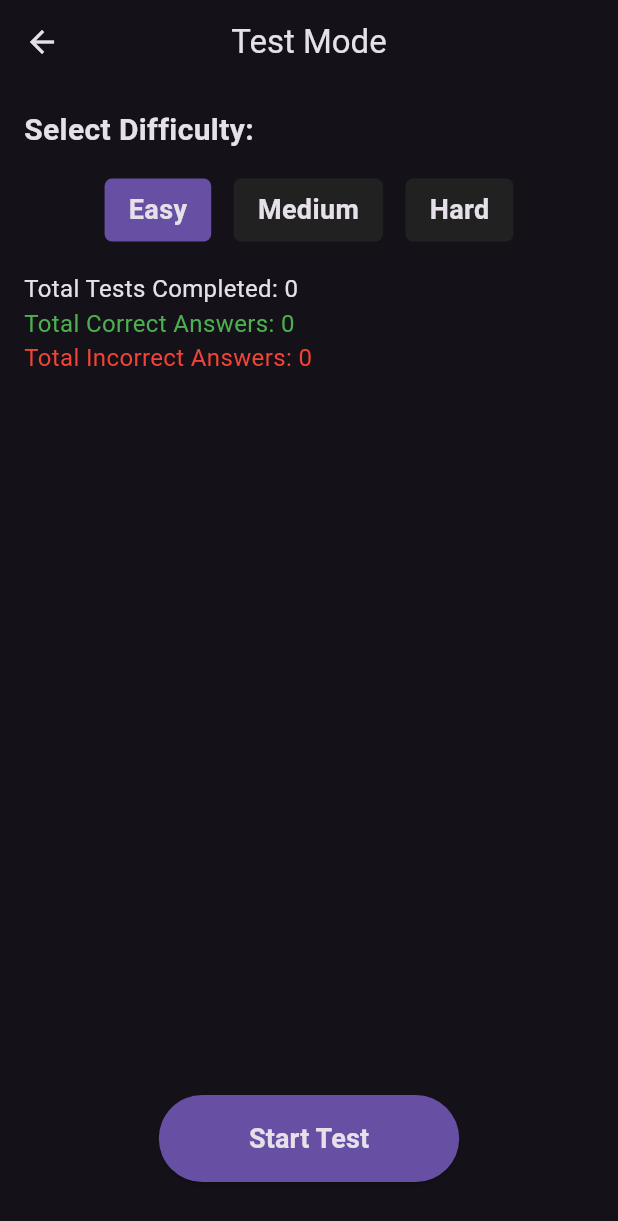
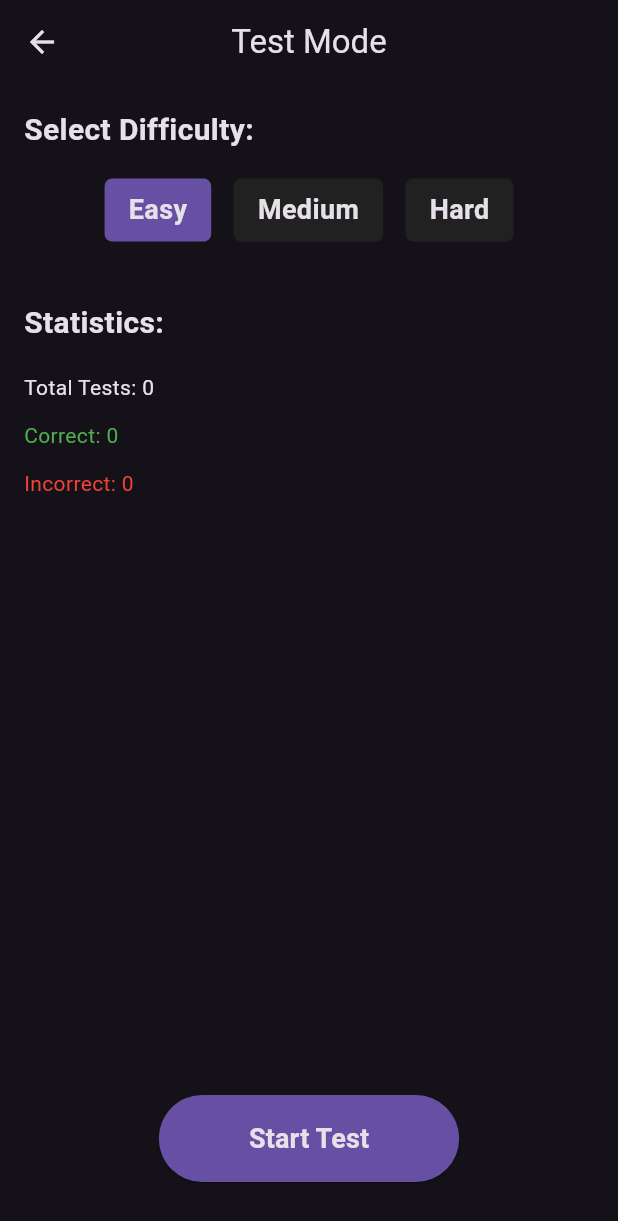
Before and after one commit to Ali1raz/MobileApp-development-, a Flutter app: the screen it shows after launch, after a tap on "Start Test", on a phone screen of 412 x 824 dp. Shown: the top 1221 px of the screen. Run offline on Flutter 3.47's test engine with Material 3 defaults, Android fonts, the phone set to English and light mode, and no system bars; our stand-ins replace flutter_riverpod, shared_preferences, sqflite; missing offline and left inert: sqlite3; accounts and stored records are empty.

Commit message:
update stats

```diff
--- a/mid_proj/lib/db/db_helper.dart
+++ b/mid_proj/lib/db/db_helper.dart
@@ -30,8 +30,7 @@ class DatabaseHelper {
                 correct integer,
                 wrong integer,
                 timestamp integer
-            )''',
-        );
+            )''');
       },
       version: 1,
     );
@@ -46,25 +45,22 @@ class DatabaseHelper {
     });
   }
 
-  Future<int> getTotalCorrect() async {
+  Future<Map<String, int>> getTotalStats() async {
     final db = await database;
-    final result = await db.rawQuery(
+    final totalCorrectResult = await db.rawQuery(
       'SELECT SUM(correct) AS total FROM $tableName',
     );
-    return result.first['total'] as int? ?? 0;
-  }
-
-  Future<int> getTotalWrong() async {
-    final db = await database;
-    final result = await db.rawQuery(
+    final totalWrongResult = await db.rawQuery(
       'SELECT SUM(wrong) AS total FROM $tableName',
     );
-    return result.first['total'] as int? ?? 0;
-  }
+    final totalTestsResult = await db.rawQuery(
+      'SELECT COUNT(*) AS count FROM $tableName',
+    );
 
-  Future<int> getTotalTests() async {
-    final db = await database;
-    final result = await db.rawQuery('SELECT COUNT(*) AS count FROM $tableName');
-    return result.first['count'] as int? ?? 0;
+    return {
+      'totalCorrect': totalCorrectResult.first['total'] as int? ?? 0,
+      'totalWrong': totalWrongResult.first['total'] as int? ?? 0,
+      'totalTests': totalTestsResult.first['count'] as int? ?? 0,
+    };
   }
 }
--- a/mid_proj/lib/screens/test_screen.dart
+++ b/mid_proj/lib/screens/test_screen.dart
@@ -11,25 +11,6 @@ class TestScreen extends StatefulWidget {
 }
 
 class _TestScreenState extends State<TestScreen> {
-
-  int totalCorrect = 0;
-  int totalWrong = 0;
-  int totalTests = 0;
-
-  @override
-  void initState() {
-    super.initState();
-    _loadStats();
-  }
-
-  void _loadStats() async {
-    final dbHelper = DatabaseHelper();
-    totalCorrect = await dbHelper.getTotalCorrect();
-    totalWrong = await dbHelper.getTotalWrong();
-    totalTests = await dbHelper.getTotalTests();
-    setState(() {});
-  }
-
   String selectedDifficulty = 'Easy';
 
   Widget _buildDifficultyOption(String label) {
@@ -83,20 +64,44 @@ class _TestScreenState extends State<TestScreen> {
                 _buildDifficultyOption('Hard'),
               ],
             ),
-            const SizedBox(height: 20),
-            Text(
-              'Total Tests Completed: $totalTests',
-              style: const TextStyle(fontSize: 16),
+            const SizedBox(height: 40),
+            const Text(
+              "Statistics:",
+              style: TextStyle(fontSize: 20, fontWeight: FontWeight.bold),
             ),
-            Text(
-              'Total Correct Answers: $totalCorrect',
-              style: TextStyle(fontSize: 16, color: Colors.green),
+            const SizedBox(height: 18),
+            FutureBuilder<Map<String, int>>(
+              future: DatabaseHelper().getTotalStats(),
+              builder: (context, snapshot) {
+                if (snapshot.connectionState == ConnectionState.waiting) {
+                  return Center(
+                    child: const CircularProgressIndicator(
+                      strokeWidth: 4,
+                      padding: EdgeInsets.all(12),
+                    ),
+                  );
+                }
+                if (snapshot.hasError || !snapshot.hasData) {
+                  return const Text('Error loading stats');
+                }
+                final stats = snapshot.data!;
+                return Column(
+                  crossAxisAlignment: CrossAxisAlignment.start,
+                  spacing: 12,
+                  children: [
+                    Text('Total Tests: ${stats['totalTests']}'),
+                    Text(
+                      'Correct: ${stats['totalCorrect']}',
+                      style: TextStyle(color: Colors.green),
+                    ),
+                    Text(
+                      'Incorrect: ${stats['totalWrong']}',
+                      style: TextStyle(color: Colors.red),
+                    ),
+                  ],
+                );
+              },
             ),
-            Text(
-              'Total Incorrect Answers: $totalWrong',
-              style: TextStyle(fontSize: 16, color: Colors.red),
-            ),
-            const Spacer(),
             const Spacer(),
             Center(
               child: ElevatedButton(
```
